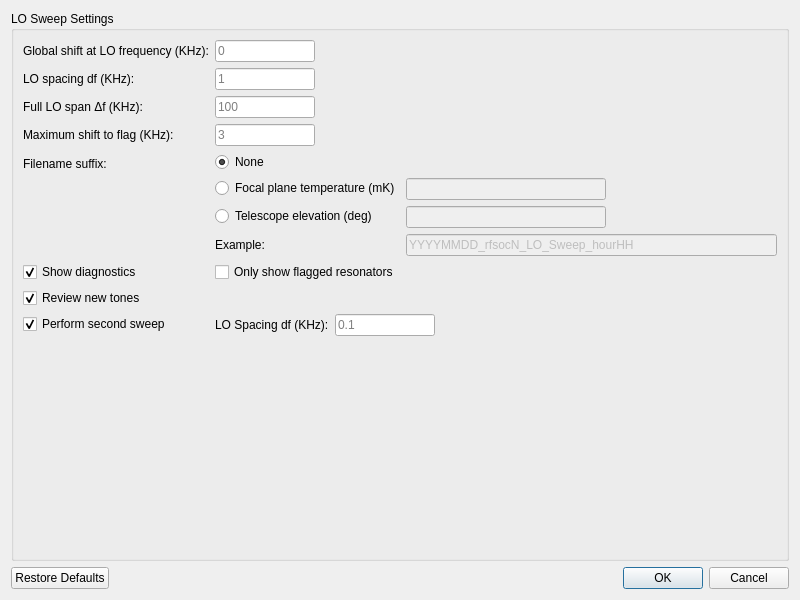
This is ui_resources/loconfig.ui in Tyronitar/rfsoc-interface as Qt 5 draws it before an edit. The edited form follows.
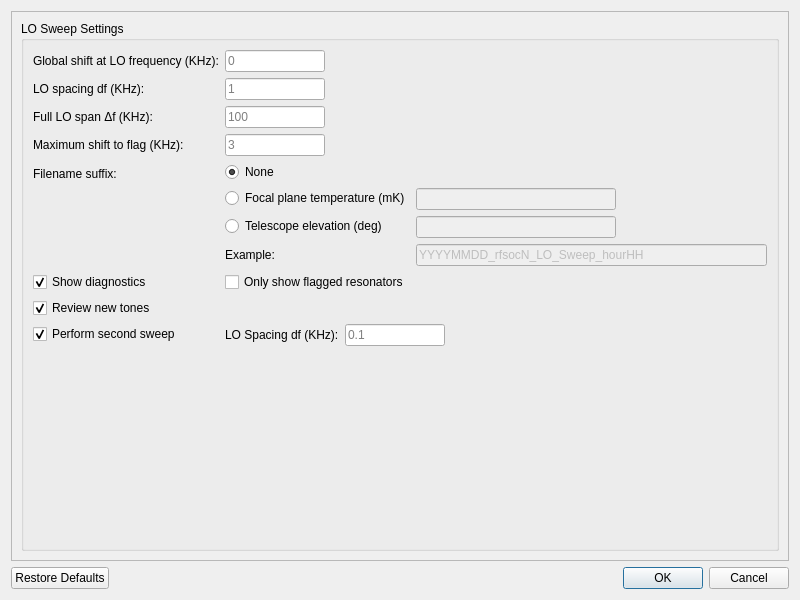
This is the edited form. Icons and pictures are not drawn.

The edit to the form file:
```diff
--- a/ui_resources/loconfig.ui
+++ b/ui_resources/loconfig.ui
@@ -15,7 +15,20 @@
   </property>
   <layout class="QVBoxLayout" name="verticalLayout_2">
    <item>
-    <layout class="QVBoxLayout" name="verticalLayout">
+    <widget class="QScrollArea" name="scrollArea">
+     <property name="widgetResizable">
+      <bool>true</bool>
+     </property>
+     <widget class="QWidget" name="scrollAreaWidgetContents">
+      <property name="geometry">
+       <rect>
+        <x>0</x>
+        <y>0</y>
+        <width>780</width>
+        <height>550</height>
+       </rect>
+      </property>
+      <layout class="QVBoxLayout" name="verticalLayout_3">
      <item>
       <widget class="QGroupBox" name="lo_settings_groupBox">
        <property name="title">
@@ -362,14 +375,16 @@
        </layout>
       </widget>
      </item>
+      </layout>
+     </widget>
+    </widget>
+   </item>
      <item>
       <widget class="QDialogButtonBox" name="dialog_button_box">
        <property name="standardButtons">
         <set>QDialogButtonBox::StandardButton::Cancel|QDialogButtonBox::StandardButton::Ok|QDialogButtonBox::StandardButton::RestoreDefaults</set>
        </property>
       </widget>
-     </item>
-    </layout>
    </item>
   </layout>
   <action name="actionWhat_s_This">
```
Lines whose indentation alone changed are shown as unchanged.
